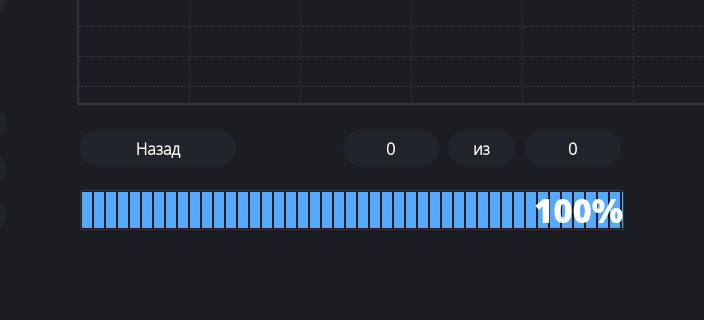
po1nt-1/parser, file ui/untitled.ui: the form before one commit; both pictures show x 241 to 945 and y 420 to 740 of the 1200 by 740 pixel window.
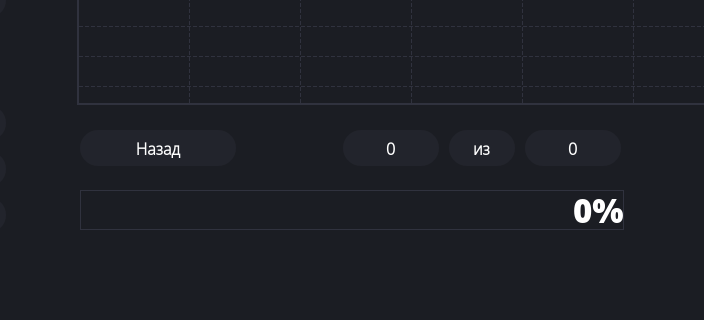
The form after the commit.

Commit message: insert, delete data

What changed in the file:
```diff
--- a/ui/untitled.ui
+++ b/ui/untitled.ui
@@ -732,7 +732,7 @@
 }</string>
               </property>
               <property name="value">
-               <number>100</number>
+               <number>0</number>
               </property>
               <property name="invertedAppearance">
                <bool>false</bool>
```
The commit also changes 2 other files.
